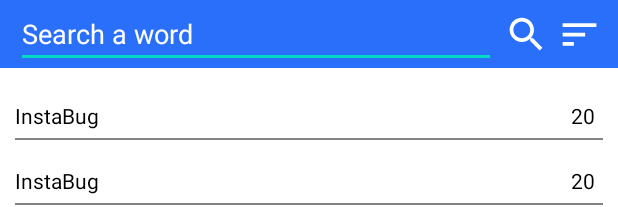
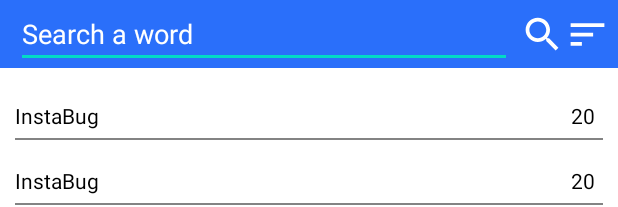
Before and after one commit to abdallahelsyd/WebstiteWordsCount, an Android app: the layout activity_main.xml on its own in the app's theme, with its tools: preview values and no code run, on a phone screen of 412 x 824 dp. Shown: the top 207 px of the screen. Run offline under Robolectric (Android 15) with nearby library versions, the phone set to English and light mode, and no system bars.

Commit message:
handeling viewModel states and ui actions

```diff
--- a/LocalPrefs/build.gradle
+++ b/LocalPrefs/build.gradle
@@ -44,5 +44,6 @@ dependencies {
 
     //Hilt
     implementation "com.google.dagger:hilt-android:${versions.hilt}"
+    testImplementation 'junit:junit:4.12'
     kapt "com.google.dagger:hilt-compiler:${versions.hilt}"
 }
--- a/app/build.gradle
+++ b/app/build.gradle
@@ -64,4 +64,6 @@ dependencies {
 
     // Preferences DataStore
     implementation "androidx.datastore:datastore-preferences:${versions.datastorePreferences}"
+    implementation("androidx.swiperefreshlayout:swiperefreshlayout:1.1.0")
+
 }
--- a/app/src/main/AndroidManifest.xml
+++ b/app/src/main/AndroidManifest.xml
@@ -2,7 +2,9 @@
 <manifest xmlns:android="http://schemas.android.com/apk/res/android"
     package="com.instabug.instabugwordscount">
 
+    <uses-permission android:name="android.permission.INTERNET"/>
     <application
+        android:name=".AppInstance"
         android:allowBackup="true"
         android:icon="@mipmap/ic_launcher"
         android:label="@string/app_name"
--- /dev/null
+++ b/app/src/main/java/com/instabug/instabugwordscount/common/Constants.kt
@@ -0,0 +1,5 @@
+package com.instabug.instabugwordscount.common
+
+object Constants{
+    const val URL = "https://instabug.com/"
+}
--- /dev/null
+++ b/app/src/main/java/com/instabug/instabugwordscount/domain/models/WordItem.kt
@@ -0,0 +1,6 @@
+package com.instabug.instabugwordscount.domain.models
+
+data class WordItem(
+    val word:String,
+    val count:Int
+)
--- /dev/null
+++ b/app/src/main/res/drawable/ic_baseline_sort_active.xml
@@ -0,0 +1,18 @@
+<vector xmlns:android="http://schemas.android.com/apk/res/android"
+    android:width="30dp"
+    android:height="30dp"
+    android:tint="#FFFFFF"
+    android:viewportWidth="24"
+    android:viewportHeight="24">
+
+    <group
+        android:rotation="180"
+        android:translateY="24"
+        android:translateX="24"
+
+        >
+        <path
+            android:fillColor="@android:color/white"
+            android:pathData="M3,18h6v-2L3,16v2zM3,6v2h18L21,6L3,6zM3,13h12v-2L3,11v2z" />
+    </group>
+</vector>
--- /dev/null
+++ b/app/src/main/res/drawable/sort_checkbox.xml
@@ -0,0 +1,7 @@
+<selector xmlns:android="http://schemas.android.com/apk/res/android">
+
+    <item android:state_checked="true" android:drawable="@drawable/ic_baseline_sort_active" />
+
+    <item android:state_checked="false"  android:drawable="@drawable/ic_baseline_sort_inactive"/>
+
+</selector>
--- a/app/src/main/res/layout/activity_main.xml
+++ b/app/src/main/res/layout/activity_main.xml
@@ -19,6 +19,7 @@
 
 
             <EditText
+                android:id="@+id/etSearch"
                 android:layout_width="0dp"
                 android:layout_height="wrap_content"
                 android:layout_marginHorizontal="5dp"
@@ -36,28 +37,43 @@
                 android:layout_height="wrap_content"
                 android:src="@drawable/ic_baseline_search_24"
                 app:layout_constraintBottom_toBottomOf="parent"
-                app:layout_constraintEnd_toStartOf="@+id/ivSort"
+                app:layout_constraintEnd_toStartOf="@+id/cbSort"
                 app:layout_constraintTop_toTopOf="parent" />
 
-            <ImageView
-                android:id="@+id/ivSort"
+            <CheckBox
+                android:minHeight="0dp"
+                android:minWidth="0dp"
+                android:button="@null"
+                android:background="@drawable/sort_checkbox"
+                android:id="@+id/cbSort"
+                android:checked="false"
                 android:layout_width="wrap_content"
                 android:layout_height="wrap_content"
                 android:paddingHorizontal="5dp"
-                android:src="@drawable/ic_baseline_sort_24"
+                android:src="@drawable/ic_baseline_sort_inactive"
                 app:layout_constraintBottom_toBottomOf="parent"
                 app:layout_constraintEnd_toEndOf="parent"
                 app:layout_constraintTop_toTopOf="parent" />
         </androidx.constraintlayout.widget.ConstraintLayout>
-
-        <androidx.recyclerview.widget.RecyclerView
+        <androidx.swiperefreshlayout.widget.SwipeRefreshLayout
+            android:id="@+id/pullToRefresh"
             android:layout_width="match_parent"
             android:layout_height="0dp"
             android:layout_margin="10dp"
-            tools:listitem="@layout/list_item"
             app:layout_constraintBottom_toBottomOf="parent"
             app:layout_constraintStart_toStartOf="parent"
-            app:layout_constraintTop_toBottomOf="@+id/constraintLayout" />
+            app:layout_constraintTop_toBottomOf="@+id/constraintLayout"
+            >
+
+            <androidx.recyclerview.widget.RecyclerView
+                android:id="@+id/rvWords"
+                android:layout_width="match_parent"
+                android:layout_height="match_parent"
+                tools:listitem="@layout/list_item"
+                app:layoutManager="androidx.recyclerview.widget.LinearLayoutManager"
+                 />
+
+        </androidx.swiperefreshlayout.widget.SwipeRefreshLayout>
 
     </androidx.constraintlayout.widget.ConstraintLayout>
 
```
Also changed, not shown: Remote/src/main/java/com/instabug/remote/Network.kt (+8 -5 lines), app/src/main/java/com/instabug/instabugwordscount/di/RepositoriesModule.kt (+6 -6 lines), app/src/main/java/com/instabug/instabugwordscount/domain/models/ViewState.kt (added, +11 -0 lines), app/src/main/java/com/instabug/instabugwordscount/domain/repositories/ContentRepository.kt (+14 -13 lines), app/src/main/java/com/instabug/instabugwordscount/domain/usecases/list/GetListUseCase.kt (+5 -4 lines), app/src/main/java/com/instabug/instabugwordscount/ui/MainActivity.kt (+76 -2 lines), app/src/main/java/com/instabug/instabugwordscount/ui/MainActivityViewModel.kt (added, +47 -0 lines), app/src/main/java/com/instabug/instabugwordscount/ui/WordsListAdapter.kt (added, +33 -0 lines), app/src/main/java/com/instabug/instabugwordscount/ui/WordsListViewState.kt (added, +7 -0 lines), app/src/main/res/drawable/ic_baseline_sort_inactive.xml (renamed from app/src/main/res/drawable/ic_baseline_sort_24.xml).
